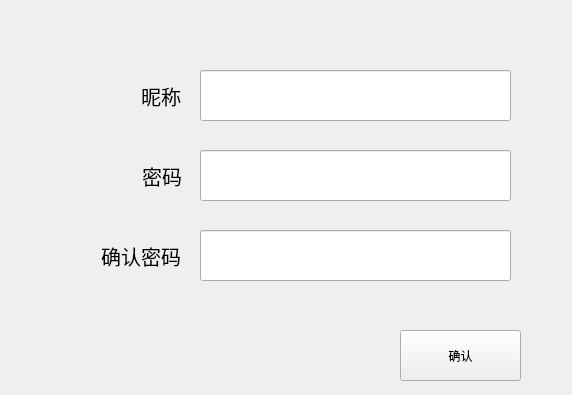
Above: registerform.ui from hellightning/QTencentClient before the change. Below: the same form after it.
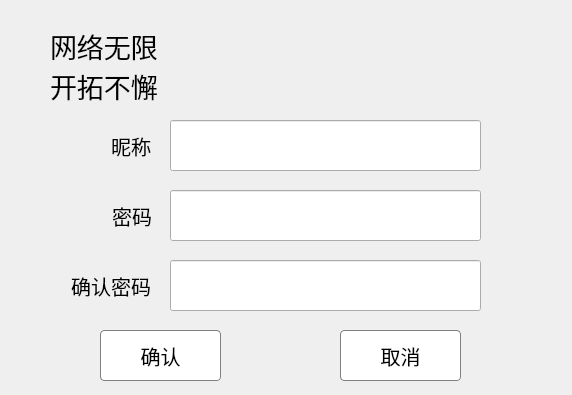
That is the form after the change. Icons and pictures are not drawn.

Commit message:
feat registerUI register的界面完善
完善了注册界面

Patch:
```diff
--- a/registerform.ui
+++ b/registerform.ui
@@ -13,11 +13,30 @@
   <property name="windowTitle">
    <string>Form</string>
   </property>
+  <property name="styleSheet">
+   <string notr="true">QPushButton {
+	border-radius: 4px;
+    border: 1px solid gray;
+    background-color: white;
+}
+
+QPushButton:hover {
+    background-color: rgb(236, 245, 255);
+    border: 1px solid rgb(64, 158, 255);
+    color: rgb(64, 158, 255);
+}
+
+QPushButton:pressed {
+    background-color: rgb(236, 245, 255);
+    border: 1px solid rgb(64, 100, 255);
+    color: rgb(64, 100, 255);
+}</string>
+  </property>
   <widget class="QLabel" name="label">
    <property name="geometry">
     <rect>
-     <x>100</x>
-     <y>80</y>
+     <x>70</x>
+     <y>130</y>
      <width>81</width>
      <height>31</height>
     </rect>
@@ -37,12 +56,17 @@
   <widget class="QPushButton" name="confirmPushButton">
    <property name="geometry">
     <rect>
-     <x>400</x>
+     <x>100</x>
      <y>330</y>
      <width>121</width>
      <height>51</height>
     </rect>
    </property>
+   <property name="font">
+    <font>
+     <pointsize>15</pointsize>
+    </font>
+   </property>
    <property name="text">
     <string>确认</string>
    </property>
@@ -50,8 +74,8 @@
   <widget class="QLabel" name="label_2">
    <property name="geometry">
     <rect>
-     <x>110</x>
-     <y>160</y>
+     <x>80</x>
+     <y>200</y>
      <width>72</width>
      <height>31</height>
     </rect>
@@ -71,8 +95,8 @@
   <widget class="QLineEdit" name="nickNameTextEdit">
    <property name="geometry">
     <rect>
-     <x>200</x>
-     <y>70</y>
+     <x>170</x>
+     <y>120</y>
      <width>311</width>
      <height>51</height>
     </rect>
@@ -81,8 +105,8 @@
   <widget class="QLineEdit" name="passwordSetter">
    <property name="geometry">
     <rect>
-     <x>200</x>
-     <y>150</y>
+     <x>170</x>
+     <y>190</y>
      <width>311</width>
      <height>51</height>
     </rect>
@@ -91,8 +115,8 @@
   <widget class="QLineEdit" name="passwordConfirm">
    <property name="geometry">
     <rect>
-     <x>200</x>
-     <y>230</y>
+     <x>170</x>
+     <y>260</y>
      <width>311</width>
      <height>51</height>
     </rect>
@@ -101,8 +125,8 @@
   <widget class="QLabel" name="label_3">
    <property name="geometry">
     <rect>
-     <x>80</x>
-     <y>240</y>
+     <x>50</x>
+     <y>270</y>
      <width>101</width>
      <height>31</height>
     </rect>
@@ -119,6 +143,61 @@
     <set>Qt::AlignRight|Qt::AlignTrailing|Qt::AlignVCenter</set>
    </property>
   </widget>
+  <widget class="QLabel" name="label_4">
+   <property name="geometry">
+    <rect>
+     <x>290</x>
+     <y>10</y>
+     <width>251</width>
+     <height>101</height>
+    </rect>
+   </property>
+   <property name="styleSheet">
+    <string notr="true">border-image: url(:/images/images/qt.png);</string>
+   </property>
+   <property name="text">
+    <string/>
+   </property>
+  </widget>
+  <widget class="QLabel" name="label_5">
+   <property name="geometry">
+    <rect>
+     <x>50</x>
+     <y>20</y>
+     <width>181</width>
+     <height>91</height>
+    </rect>
+   </property>
+   <property name="font">
+    <font>
+     <family>黑体</family>
+     <pointsize>20</pointsize>
+     <italic>false</italic>
+    </font>
+   </property>
+   <property name="text">
+    <string>网络无限
+开拓不懈</string>
+   </property>
+  </widget>
+  <widget class="QPushButton" name="cancelPushButton">
+   <property name="geometry">
+    <rect>
+     <x>340</x>
+     <y>330</y>
+     <width>121</width>
+     <height>51</height>
+    </rect>
+   </property>
+   <property name="font">
+    <font>
+     <pointsize>15</pointsize>
+    </font>
+   </property>
+   <property name="text">
+    <string>取消</string>
+   </property>
+  </widget>
  </widget>
  <resources/>
  <connections/>
```
The commit also changes 4 other files.
